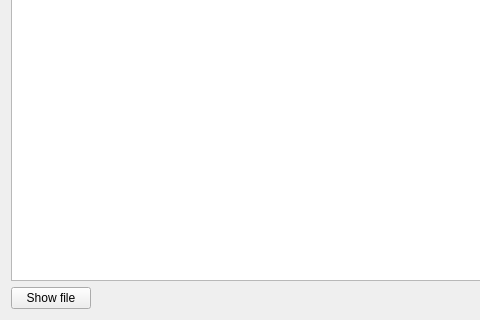
Before: the Qt Designer form StageRunner/mods/markdown/mdviewwidget.ui in Pit1966/StageRunner, drawn with Qt 5; both pictures show x 0 to 480 and y 357 to 677 of the 1044 by 677 pixel window.
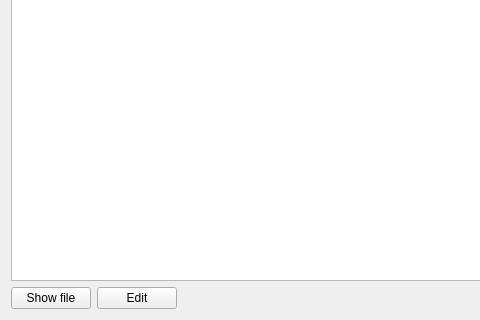
After: the same form once the commit is applied.

```diff
--- a/StageRunner/mods/markdown/mdviewwidget.ui
+++ b/StageRunner/mods/markdown/mdviewwidget.ui
@@ -46,6 +46,13 @@
        </property>
       </widget>
      </item>
+     <item>
+      <widget class="QPushButton" name="editButton">
+       <property name="text">
+        <string>Edit</string>
+       </property>
+      </widget>
+     </item>
      <item>
       <spacer name="horizontalSpacer">
        <property name="orientation">
```
